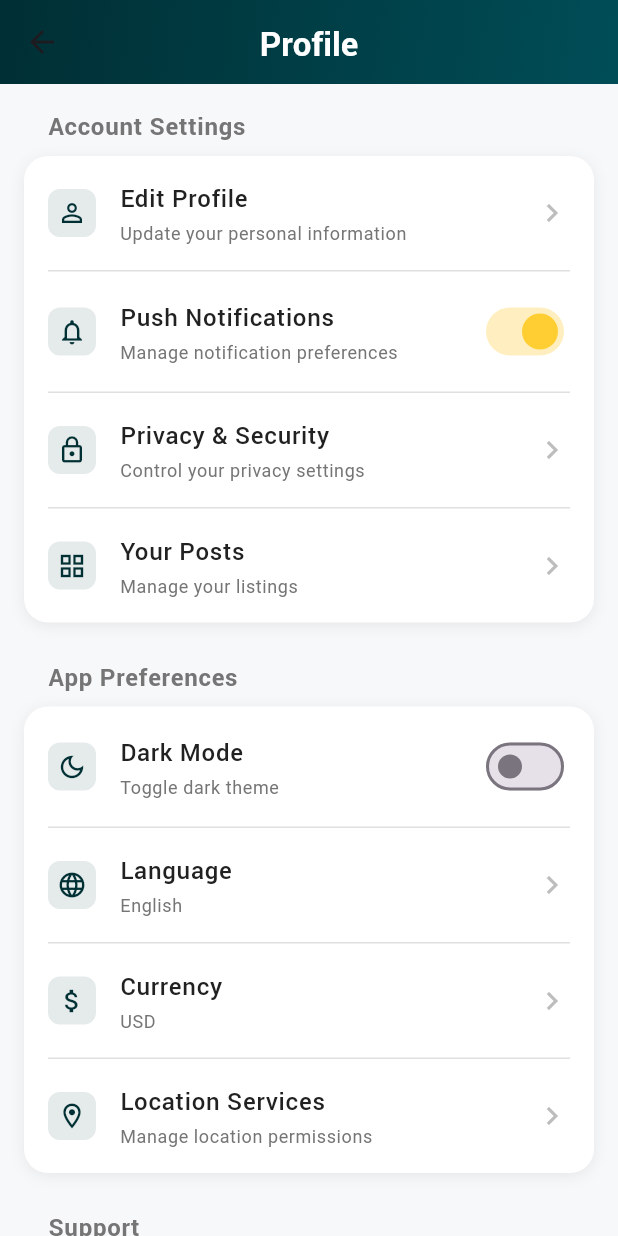
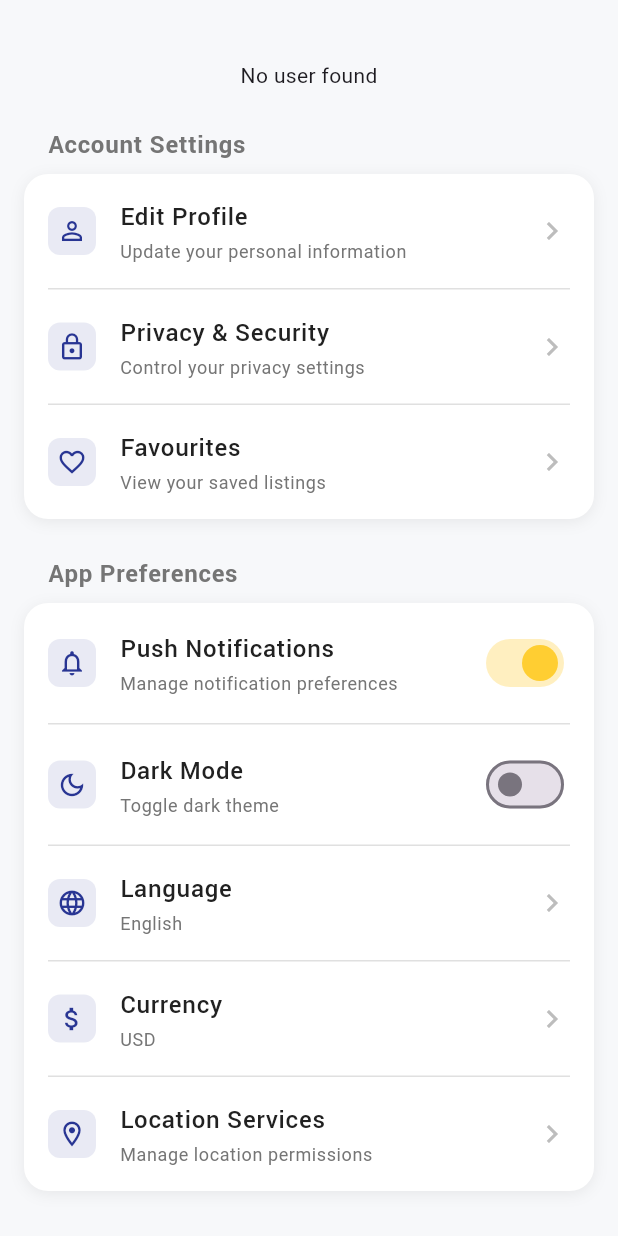
Before and after one commit to Ravikindarkhediya/BazzarHub--App, a Flutter app: the AccountPage screen opened by its route, on a phone screen of 412 x 824 dp. Run offline on Flutter 3.47's test engine with Material 3 defaults, Android fonts, the phone set to English and light mode, and no system bars; our stand-ins replace carousel_slider, dio, firebase_core, flutter_animate, fluttertoast, geocoding and 8 more; accounts and stored records are empty; generated files the repository leaves out were written again.

```diff
--- a/lib/app/core/utils/session_manager.dart
+++ b/lib/app/core/utils/session_manager.dart
@@ -64,9 +64,19 @@ class SessionManager {
 
   /// Check if user is logged in
   Future<bool> isLoggedIn() async {
-    final token = await getToken();
-    return token != null && token.isNotEmpty;
+    try {
+      final user = await getUser();
+      final token = await getToken();
+
+      return user != null &&
+          (user.name.isNotEmpty) &&
+          (user.email.isNotEmpty) &&
+          (token?.isNotEmpty ?? false);
+    } catch (e) {
+      return false;
+    }
   }
+
 
   Future<void> saveUserData(UserModel model) async {
     userObjectModel = model;
--- a/lib/app/data/constants/app_colors.dart
+++ b/lib/app/data/constants/app_colors.dart
@@ -5,7 +5,9 @@ class AppColors {
   AppColors._();
 
   // Primary Colors - Vibrant and trustworthy
-  static const Color primary = Color(0xFF002F34);
+  static const Color primary = Color(0xFF283593);
+
+
   static const Color primaryLight = Color(0xFF004D57);
   static const Color primaryDark = Color(0xFF001A1D);
   static const Color accent = Color(0xFFFFCE32);
--- a/lib/presentation/commons/widgets/social_button.dart
+++ b/lib/presentation/commons/widgets/social_button.dart
@@ -52,7 +52,7 @@ class SocialButton extends StatelessWidget {
           shape: RoundedRectangleBorder(
             borderRadius: BorderRadius.circular(14),
           ),
-          backgroundColor: AppColors.surfaceDark.withOpacity(0.2),
+          backgroundColor: Colors.white,
         ),
         icon: iconWidget,
         label: Text(
--- a/lib/presentation/modules/profile/views/account_page.dart
+++ b/lib/presentation/modules/profile/views/account_page.dart
@@ -1,9 +1,13 @@
+import 'package:bazzar_hub_app/presentation/modules/profile/widgets/profile_info.dart';
 import 'package:bazzar_hub_app/presentation/routes/app_routes.dart';
 import 'package:flutter/material.dart';
 import 'package:flutter/cupertino.dart';
 import 'package:get/get.dart';
 import '../../../../app/core/utils/app_spacing.dart';
+import '../../../../app/core/utils/session_manager.dart';
 import '../../../../app/data/constants/app_colors.dart';
+import '../../../routes/app_routes.dart';
+import '../../../services/models/user/user_model.dart';
 import '../widgets/settings_section.dart';
 import '../widgets/settings_tile.dart';
 
@@ -46,28 +50,8 @@ class _AccountPageState extends State<AccountPage> with SingleTickerProviderStat
   Widget build(BuildContext context) {
     final isTablet = MediaQuery.of(context).size.width > 600;
     final horizontalPadding = isTablet ? AppSpacing.xl : AppSpacing.md;
-
     return Scaffold(
       backgroundColor: AppColors.background,
-
-      appBar: AppBar(
-        elevation: 0,
-        backgroundColor: Colors.transparent,
-        flexibleSpace: Container(
-          decoration: const BoxDecoration(
-            gradient: AppColors.primaryGradient,
-          ),
-        ),
-        title: Text(
-          'Profile',
-          style: Theme.of(context).textTheme.titleLarge?.copyWith(
-            color: AppColors.white,
-            fontWeight: FontWeight.w600,
-          ),
-        ),
-        centerTitle: true,
-      ),
-
       body: SingleChildScrollView(
         padding: EdgeInsets.symmetric(
           horizontal: horizontalPadding,
@@ -77,6 +61,32 @@ class _AccountPageState extends State<AccountPage> with SingleTickerProviderStat
           opacity: _fadeAnimation,
           child: Column(
             children: [
+
+              AppSpacing.verticalSpaceLG,
+
+              FutureBuilder<UserModel?>(
+                future: SessionManager().getUser(),
+                builder: (context, snapshot) {
+                  if (snapshot.connectionState == ConnectionState.waiting) {
+                    return const CircularProgressIndicator();
+                  } else if (snapshot.hasError) {
+                    return const Text("Error loading user");
+                  } else if (!snapshot.hasData || snapshot.data == null) {
+                    return const Text("No user found");
+                  } else {
+                    final user = snapshot.data!;
+                    return ProfileCard(
+                      imageUrl:user.avatar,
+                      name: user.name,
+                      email: user.email,
+                    );
+                  }
+                },
+              ),
+
+
+              AppSpacing.verticalSpaceLG,
+
               // Account Settings Section
               SettingsSection(
                 title: 'Account Settings',
@@ -87,6 +97,27 @@ class _AccountPageState extends State<AccountPage> with SingleTickerProviderStat
                     subtitle: 'Update your personal information',
                     onTap: () => _navigateTo(context, 'Edit Profile'),
                   ),
+                  SettingsTile(
+                    icon: Icons.lock_outline,
+                    title: 'Privacy & Security',
+                    subtitle: 'Control your privacy settings',
+                    onTap: () => _navigateTo(context, 'Privacy & Security'),
+                  ),
+                  SettingsTile(
+                    icon: Icons.favorite_border,
+                    title: 'Favourites',
+                    subtitle: 'View your saved listings',
+                    onTap: () => _navigateTo(context, 'Favourites'),
+                  ),
+                ],
+              ),
+
+              AppSpacing.verticalSpaceLG,
+
+              // App Preferences
+              SettingsSection(
+                title: 'App Preferences',
+                tiles: [
                   SettingsTile(
                     icon: Icons.notifications_none,
                     title: 'Push Notifications',
@@ -99,27 +130,6 @@ class _AccountPageState extends State<AccountPage> with SingleTickerProviderStat
                       });
                     },
                   ),
-                  SettingsTile(
-                    icon: Icons.lock_outline,
-                    title: 'Privacy & Security',
-                    subtitle: 'Control your privacy settings',
-                    onTap: () => _navigateTo(context, 'Privacy & Security'),
-                  ),
-                  SettingsTile(
-                    icon: Icons.grid_view,
-                    title: 'Your Posts',
-                    subtitle: 'Manage your listings',
-                    onTap: () => _navigateTo(context, 'Your Posts'),
-                  ),
-                ],
-              ),
-
-              AppSpacing.verticalSpaceLG,
-
-              // App Preferences
-              SettingsSection(
-                title: 'App Preferences',
-                tiles: [
                   SettingsTile(
                     icon: Icons.dark_mode_outlined,
                     title: 'Dark Mode',
@@ -194,14 +204,14 @@ class _AccountPageState extends State<AccountPage> with SingleTickerProviderStat
                 tiles: [
                   SettingsTile(
                     icon: Icons.description_outlined,
-                    title: 'Terms of Service',
-                    subtitle: 'Read our terms',
-                    onTap: () => _navigateTo(context, 'Terms of Service'),
+                    title: 'Terms & Conditions',
+                    subtitle: 'Read app usage guidelines',
+                    onTap: () => _navigateTo(context, 'Terms & Conditions'),
                   ),
                   SettingsTile(
                     icon: Icons.privacy_tip_outlined,
                     title: 'Privacy Policy',
-                    subtitle: 'How we handle your data',
+                    subtitle: 'Learn how we protect your data',
                     onTap: () => _navigateTo(context, 'Privacy Policy'),
                   ),
                 ],
@@ -290,8 +300,9 @@ class _AccountPageState extends State<AccountPage> with SingleTickerProviderStat
           CupertinoDialogAction(
             isDestructiveAction: true,
             child: const Text('Logout'),
-            onPressed: () {
+            onPressed: () async {
               Navigator.of(context).pop();
+              await SessionManager().clearSession();
               Get.offAllNamed(AppRoutes.login);
             },
           ),
--- a/lib/presentation/services/endpoints.dart
+++ b/lib/presentation/services/endpoints.dart
@@ -29,6 +29,14 @@ class Endpoints {
 
   static const String MARKETPLACE_VIEW_LOG = "/api/marketplace/view/log";
 
+  //Marketplace
 
+  static const String NEWS = "/api/news";
+
+  static const String NEWS_FAVORITE = "/api/news/favorite";
+
+  static const String NEWS_FAVORITES_LIST = "/api/news/favorites";
+
+  static const String NEWS_VIEW_LOG = "/api/news/view/log";
 
 }
--- a/lib/presentation/services/models/marketplace/marketplace_model.dart
+++ b/lib/presentation/services/models/marketplace/marketplace_model.dart
@@ -1,7 +1,7 @@
 import 'package:bazzar_hub_app/presentation/services/models/user/user_model.dart';
 import 'package:json_annotation/json_annotation.dart';
 import '../categorie/categorie_model.dart';
-import 'marketplace_location_model.dart';
+import '../Common/location_model.dart';
 import 'marketplace_contact_info_model.dart';
 
 part 'marketplace_model.g.dart';
@@ -45,7 +45,7 @@ class MarketplaceModel {
   final bool isActive;
 
   @JsonKey(name: 'location')
-  final MarketplaceLocationModel? location;
+  final LocationModel? location;
 
   @JsonKey(name: 'contactInfo')
   final MarketplaceContactInfoModel? contactInfo;
```
Also changed, not shown: lib/presentation/modules/auth/views/sign_in.dart (+61 -54 lines), lib/presentation/modules/auth/views/signup_page.dart (+48 -50 lines), lib/presentation/modules/auth/widget/common_widget.dart (+12 -12 lines), lib/presentation/modules/home/widgets/bottom_navbar_widget.dart (+20 -14 lines), lib/presentation/modules/profile/widgets/profile_info.dart (added, +82 -0 lines), lib/presentation/modules/splash/views/splash_view.dart (+7 -2 lines), lib/presentation/services/api_service.dart (+38 -1 lines), lib/presentation/services/models/Common/coordinates_model.dart (added, +22 -0 lines), lib/presentation/services/models/Common/location_model.dart (renamed from lib/presentation/services/models/marketplace/marketplace_location_model.dart, +8 -8 lines), lib/presentation/services/models/marketplace/marketplace_coordinates_model.dart (deleted, +0 -22 lines), lib/presentation/services/models/news/news_media_model.dart (added, +30 -0 lines), lib/presentation/services/models/news/news_model.dart (added, +67 -0 lines), lib/presentation/services/api_service.g.dart, lib/presentation/services/models/Common/coordinates_model.g.dart (added), 6 more files.
